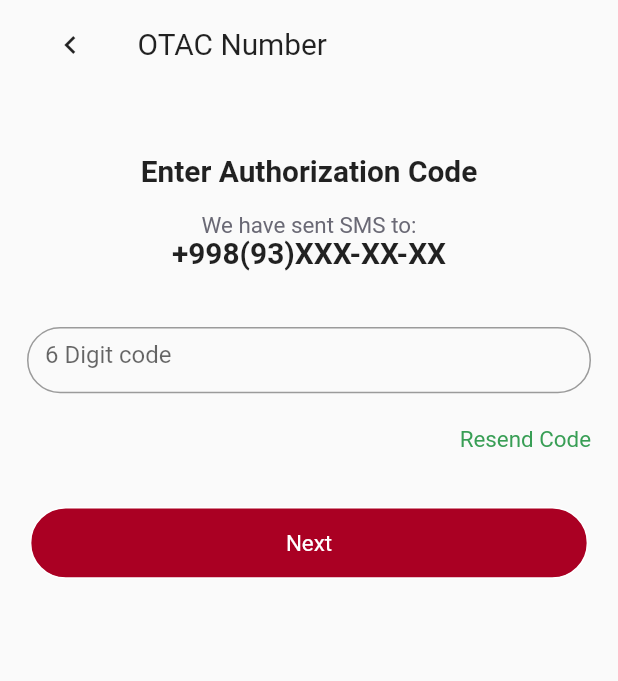
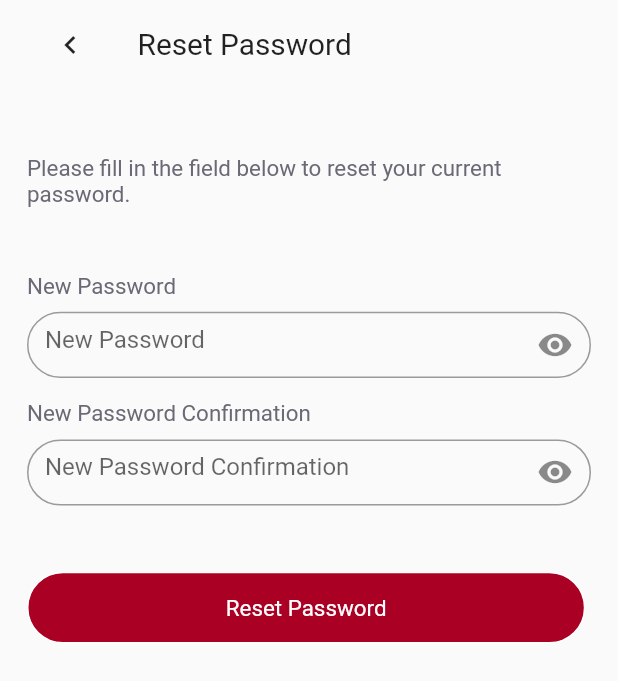
Before and after one commit to AbduraufUZB/secondexam, a Flutter app: the screen it shows after launch, on a phone screen of 412 x 824 dp. Shown: the top 681 px of the screen. Run offline on Flutter 3.47's test engine with Material 2 defaults, Android fonts, the phone set to English and light mode, and no system bars; our stand-ins replace connectivity_plus, flutter_bloc, flutter_screenutil.

Commit message:
added reset password screen

```diff
--- a/lib/main.dart
+++ b/lib/main.dart
@@ -21,7 +21,7 @@
           ),
           debugShowCheckedModeBanner: false,
           onGenerateRoute: UIRoutes.instance.onGenerateRoute,
-          initialRoute: "/otp",
+          initialRoute: "/reset_pass",
         );
       },
     );
--- a/lib/routes/ui_routes.dart
+++ b/lib/routes/ui_routes.dart
@@ -1,5 +1,6 @@
 import 'package:flutter/material.dart';
 import 'package:secondexam/screens/auth/otp/view/otp_view.dart';
+import 'package:secondexam/screens/auth/reset_pass/view/reset_pass_view.dart';
 import 'package:secondexam/screens/auth/sign_in/view/sign_in_view.dart';
 import 'package:secondexam/screens/auth/sign_up/view/sign_up_view.dart';
 import 'package:secondexam/screens/splash/view/splash_view.dart';
@@ -20,6 +21,8 @@ class UIRoutes {
         return MaterialPageRoute(builder: (ctx) => const SignUpView());
       case "/otp":
         return MaterialPageRoute(builder: (ctx) => const OtpView());
+      case "/reset_pass":
+        return MaterialPageRoute(builder: (ctx) => const ResetPassView());
     }
   }
 }
--- /dev/null
+++ b/lib/screens/auth/reset_pass/view/reset_pass_view.dart
@@ -0,0 +1,67 @@
+import 'package:flutter/material.dart';
+import 'package:flutter_screenutil/flutter_screenutil.dart';
+import 'package:secondexam/core/constants/color_const.dart';
+import 'package:secondexam/core/constants/font_const.dart';
+import 'package:secondexam/core/constants/pm_const.dart';
+import 'package:secondexam/widgets/app_bar_widget.dart';
+import 'package:secondexam/widgets/button_reg_widget.dart';
+
+class ResetPassView extends StatelessWidget {
+  const ResetPassView({Key? key}) : super(key: key);
+
+  @override
+  Widget build(BuildContext context) {
+    return Scaffold(
+      body: SafeArea(
+          child: Column(
+        children: [
+          AppBarWidget(text: "Reset Password"),
+          Padding(
+            padding: PMConst.kLargePM,
+            child: Column(
+              crossAxisAlignment: CrossAxisAlignment.start,
+              children: [
+                SizedBox(height: 28.h),
+                Text(
+                  "Please fill in the field below to reset your current password.",
+                  style: TextStyle(
+                      color: ColorConst.kTextSecondaryColor,
+                      fontSize: FontConst.kMediumFont.sp),
+                ),
+                SizedBox(height: 48.h),
+                textSet("New Password"),
+                SizedBox(height: 10.h),
+                formSet("New Password"),
+                SizedBox(height: 16.h),
+                textSet("New Password Confirmation"),
+                SizedBox(height: 10.h),
+                formSet("New Password Confirmation"),
+                SizedBox(height: 48.h),
+                ButtonRegWidget(color: ColorConst.kDarkRedColor, text: "Reset Password", colorsc: ColorConst.kWhiteColor)
+              ],
+            ),
+          )
+        ],
+      )),
+    );
+  }
+
+  Widget textSet(String text) {
+    return Text(text,
+        style: TextStyle(
+            color: ColorConst.kTextSecondaryColor,
+            fontSize: FontConst.kMediumFont.sp));
+  }
+  Widget formSet(String text) {
+    return SizedBox(
+      height: 48.h,
+      child: TextFormField(
+        decoration: InputDecoration(
+            suffixIcon: const Icon(Icons.visibility),
+            hintText: text,
+            border:
+                OutlineInputBorder(borderRadius: BorderRadius.circular(100.r))),
+      ),
+    );
+  }
+}
```
